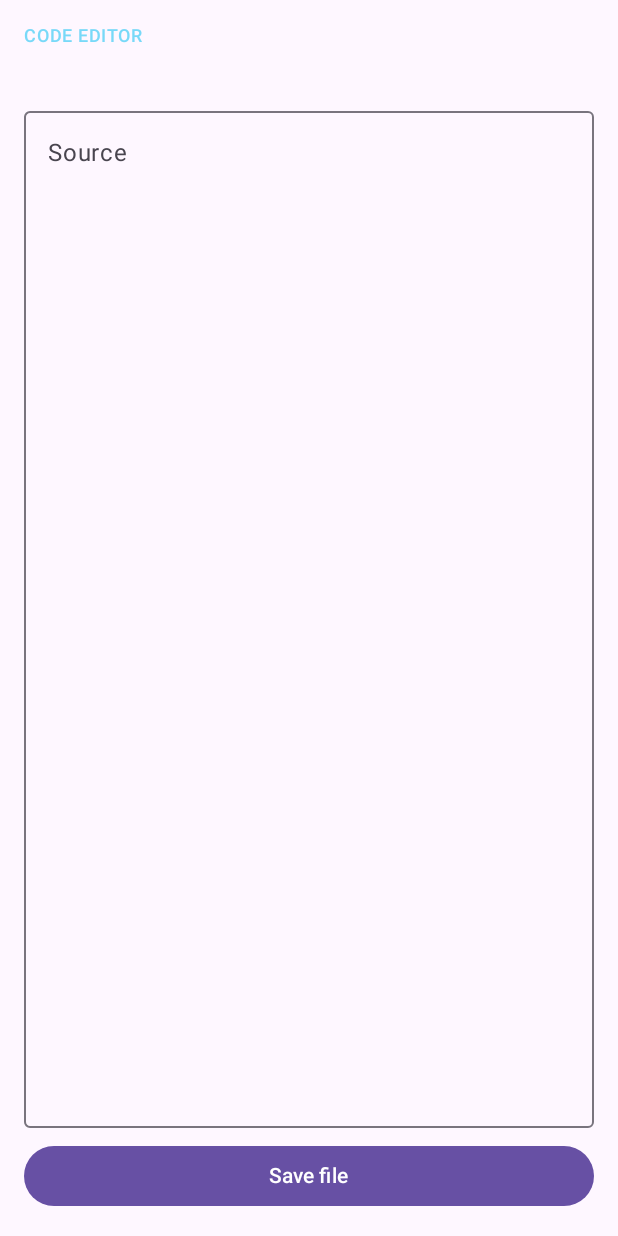
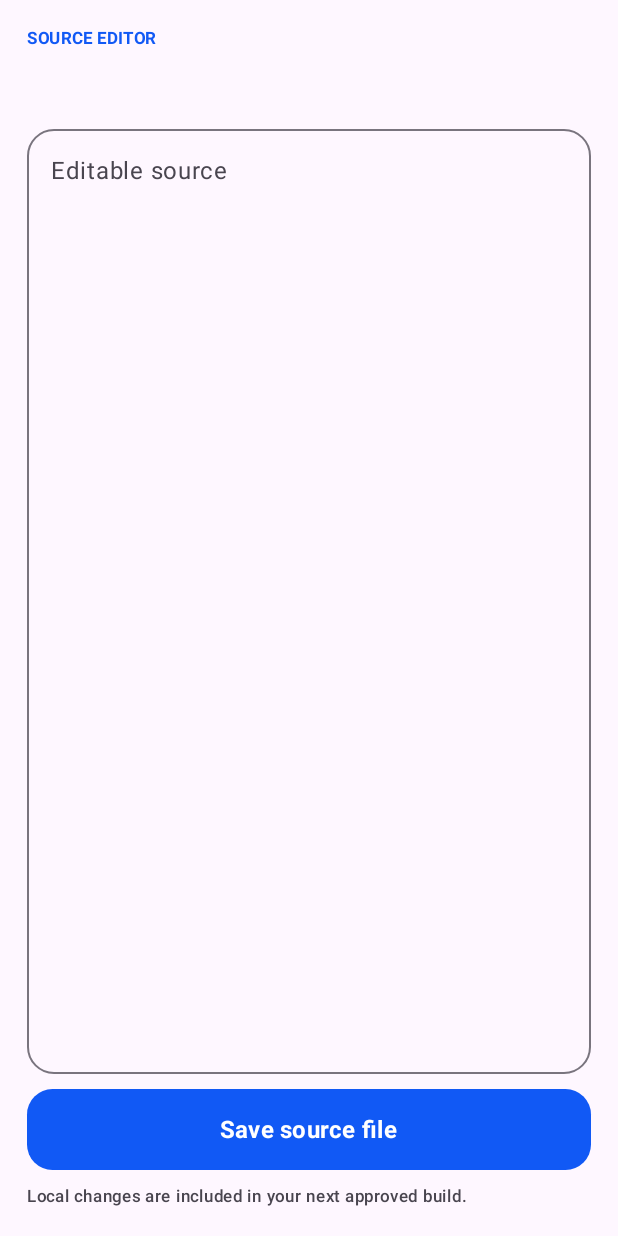
Before and after one commit to luischairez12-ui/BuildDeck, an Android app built with Jetpack Compose: the composable SourceEditor called with empty values, on a phone screen of 412 x 824 dp. Run offline under Robolectric (Android 15) with nearby library versions, the phone set to English and light mode, and no system bars.

Commit message:
Apply Nova Studio typography and primary actions to source editor

```diff
--- a/app/src/main/java/com/builddeck/mobile/MainActivity.kt
+++ b/app/src/main/java/com/builddeck/mobile/MainActivity.kt
@@ -1033,20 +1033,25 @@ private fun ProjectDetail(
 
 @Composable
 private fun SourceEditor(path: String, content: String, onChange: (String) -> Unit, onSave: () -> Unit) {
-    Column(Modifier.fillMaxSize().padding(16.dp)) {
-        Text("CODE EDITOR", color = Accent, style = MaterialTheme.typography.labelMedium)
-        Text(path, maxLines = 2, overflow = TextOverflow.Ellipsis, style = MaterialTheme.typography.titleMedium)
-        Spacer(Modifier.height(10.dp))
+    Column(Modifier.fillMaxSize().padding(18.dp), verticalArrangement = Arrangement.spacedBy(10.dp)) {
+        Text("SOURCE EDITOR", color = NovaBlue, style = MaterialTheme.typography.labelSmall,
+            fontWeight = FontWeight.Bold, letterSpacing = androidx.compose.ui.unit.TextUnit.Unspecified)
+        Text(path, maxLines = 2, overflow = TextOverflow.Ellipsis,
+            style = MaterialTheme.typography.titleMedium, fontWeight = FontWeight.SemiBold)
         OutlinedTextField(
             value = content,
             onValueChange = onChange,
             modifier = Modifier.fillMaxWidth().weight(1f),
-            textStyle = MaterialTheme.typography.bodySmall,
-            label = { Text("Source") },
+            textStyle = MaterialTheme.typography.bodySmall.copy(
+                fontFamily = androidx.compose.ui.text.font.FontFamily.Monospace),
+            label = { Text("Editable source") },
+            shape = RoundedCornerShape(18.dp),
             singleLine = false
         )
-        Spacer(Modifier.height(8.dp))
-        Button(onClick = onSave, modifier = Modifier.fillMaxWidth()) { Text("Save file") }
+        NovaPrimaryButton("Save source file", onSave)
+        Text("Local changes are included in your next approved build.",
+            color = MaterialTheme.colorScheme.onSurfaceVariant,
+            style = MaterialTheme.typography.labelSmall)
     }
 }
 
```
